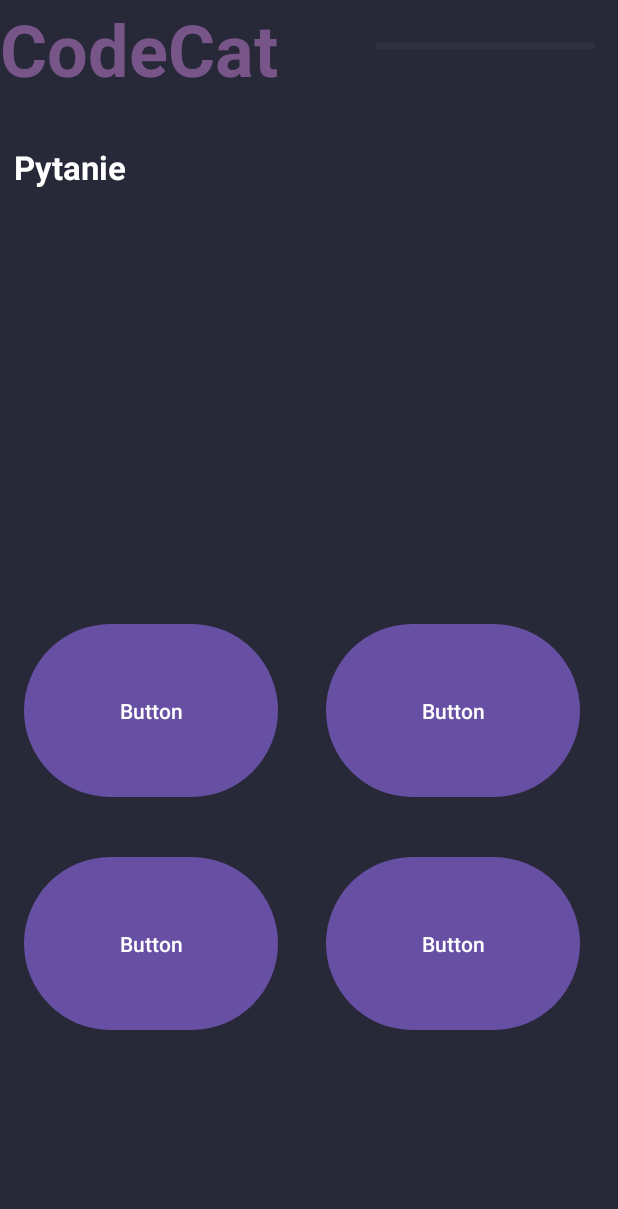
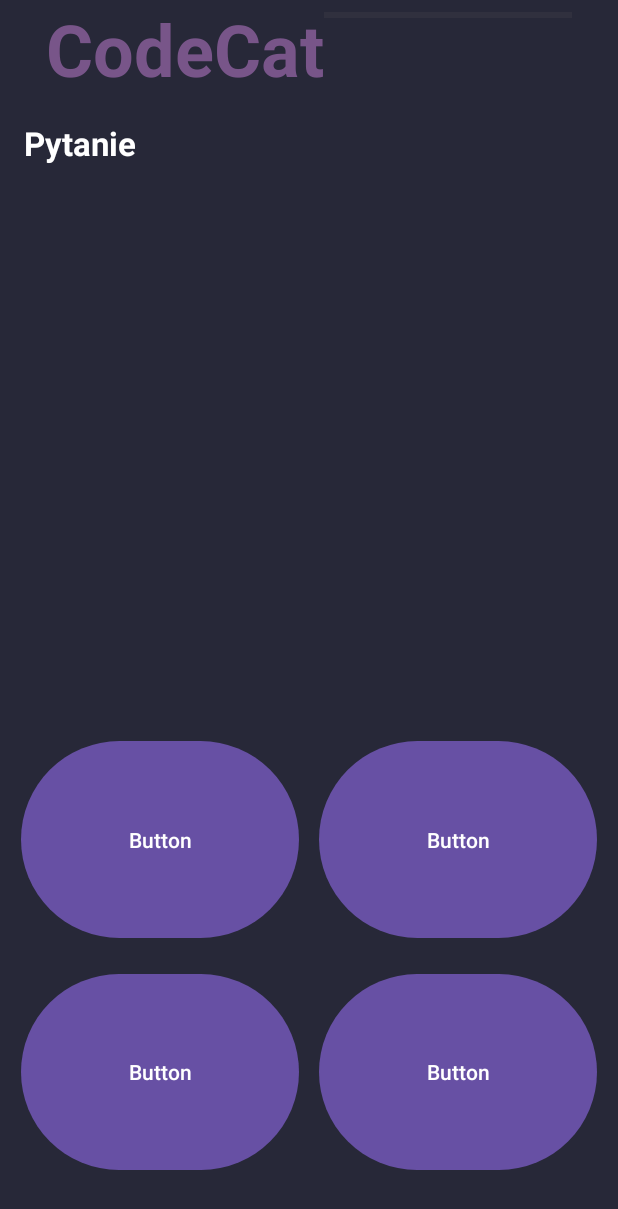
Before and after one commit to Mario776612/ProjektUnKasa, an Android app: the layout activity_main4.xml on its own in the app's theme, with its tools: preview values and no code run, on a phone screen of 412 x 824 dp. Shown: the top 1209 px of the screen. Run offline under Robolectric (Android 15) with nearby library versions, the phone set to English and light mode, and no system bars.

Commit message:
Naprawione rozne rzeczy

```diff
--- a/app/src/main/assets/user_data.json
+++ b/app/src/main/assets/user_data.json
@@ -1 +1 @@
-{"level": 0, "points": 0, "lessons":[false,false,false,false,false,false,false,false,false,false,false,false,false,false,false,false,false,false,false,false,false,false,false,false,false,false,false]}
+{"level": 0, "points": 0, "streak": 0, "lastShown": 0,  "lessons":[false,false,false,false,false,false,false,false,false,false,false,false,false,false,false,false,false,false,false,false,false,false,false,false,false,false,false]}
--- a/app/src/main/java/com/example/myapplication/DailyStrikeActivity.java
+++ b/app/src/main/java/com/example/myapplication/DailyStrikeActivity.java
@@ -21,17 +21,18 @@ public class DailyStrikeActivity extends AppCompatActivity {
 
         Button backToMenu = findViewById(R.id.backToMenuButton);
         int index = getIntent().getIntExtra("lessonIndex", 0);
+        String status = getIntent().getStringExtra("status");
 
         backToMenu.setOnClickListener(v -> {
             Intent intent = new Intent(DailyStrikeActivity.this, MainActivity.class);
             intent.putExtra("finished", index);
+            intent.putExtra("status", status);
             intent.addFlags(Intent.FLAG_ACTIVITY_CLEAR_TOP | Intent.FLAG_ACTIVITY_NEW_TASK);
             startActivity(intent);
             finish();
         });
 
-        DailyStrikeManager manager = new DailyStrikeManager(this);
-        int streak = manager.getStreakCount();
+        int streak = DailyStreakManager.getStreakCount(this);
 
         TextView ile = findViewById(R.id.ile);
         ile.setText(String.format("%s %d", ile.getText(), streak));
--- a/app/src/main/java/com/example/myapplication/UserFragment.java
+++ b/app/src/main/java/com/example/myapplication/UserFragment.java
@@ -47,6 +47,7 @@ public class UserFragment extends Fragment {
         c.close();
 
         JSONManager.init(context, lessonCounter);
+        DailyStreakManager.resetStreak(context);
         Toast.makeText(context, "Zresetowano postęp!", LENGTH_SHORT).show();
     }
 }
--- a/app/src/main/res/layout/activity_main4.xml
+++ b/app/src/main/res/layout/activity_main4.xml
@@ -5,10 +5,8 @@
     android:id="@+id/main"
     android:layout_width="match_parent"
     android:layout_height="match_parent"
-    tools:context=".MainActivity4"
-    tools:layout_editor_absoluteX="3dp"
-    tools:layout_editor_absoluteY="0dp"
-    android:background="#272838">
+    android:background="#272838"
+    tools:context=".MainActivity4">
 
     <TextView
         android:id="@+id/textView2"
@@ -18,82 +16,109 @@
         android:textColor="#785589"
         android:textSize="48sp"
         android:textStyle="bold"
+        app:layout_constraintTop_toTopOf="parent"
         app:layout_constraintStart_toStartOf="parent"
-        app:layout_constraintTop_toTopOf="parent" />
+        app:layout_constraintEnd_toStartOf="@id/progressBar2"
+        app:layout_constraintHorizontal_chainStyle="packed" />
 
     <ProgressBar
         android:id="@+id/progressBar2"
         style="?android:attr/progressBarStyleHorizontal"
-        android:layout_width="146dp"
-        android:layout_height="29dp"
-        android:layout_marginStart="65dp"
-        android:layout_marginTop="16dp"
+        android:layout_width="0dp"
+        android:layout_height="wrap_content"
+        android:minHeight="20dp"
+        android:indeterminate="false"
+        app:layout_constraintWidth_percent="0.4"
+        app:layout_constraintTop_toTopOf="parent"
         app:layout_constraintStart_toEndOf="@+id/textView2"
-        app:layout_constraintTop_toTopOf="parent" />
+        app:layout_constraintEnd_toEndOf="parent"
+        app:layout_constraintBaseline_toBaselineOf="@id/textView2" />
 
     <TextView
         android:id="@+id/textView"
-        android:layout_width="394dp"
-        android:layout_height="179dp"
-        android:layout_marginStart="24dp"
-        android:layout_marginTop="32dp"
-        android:layout_marginEnd="24dp"
+        android:layout_width="0dp"
+        android:layout_height="wrap_content"
         android:text="Pytanie"
-        android:textColor="@color/white"
+        android:textColor="@android:color/white"
         android:textSize="22sp"
         android:textStyle="bold"
+        android:padding="16dp"
+        app:layout_constraintTop_toBottomOf="@id/textView2"
+        app:layout_constraintStart_toStartOf="parent"
         app:layout_constraintEnd_toEndOf="parent"
+        app:layout_constraintBottom_toTopOf="@+id/buttons_group"
+        app:layout_constraintVertical_bias="0" />
+
+    <androidx.constraintlayout.widget.ConstraintLayout
+        android:id="@+id/buttons_group"
+        android:layout_width="0dp"
+        android:layout_height="wrap_content"
+        android:layout_marginBottom="8dp"
+        app:layout_constraintBottom_toTopOf="@+id/answer_popup"
         app:layout_constraintStart_toStartOf="parent"
-        app:layout_constraintTop_toBottomOf="@+id/textView2" />
+        app:layout_constraintEnd_toEndOf="parent">
 
         <Button
             android:id="@+id/button1"
-        android:layout_width="169dp"
-        android:layout_height="123dp"
-        android:layout_marginStart="16dp"
-        android:layout_marginTop="136dp"
+            android:layout_width="0dp"
+            android:layout_height="0dp"
             android:text="Button"
+            app:layout_constraintWidth_percent="0.45"
+            app:layout_constraintDimensionRatio="4:3"
+            app:layout_constraintTop_toTopOf="parent"
             app:layout_constraintStart_toStartOf="parent"
-        app:layout_constraintTop_toBottomOf="@+id/textView" />
+            app:layout_constraintEnd_toStartOf="@+id/button2"
+            app:layout_constraintHorizontal_chainStyle="spread" />
+
+        <Button
+            android:id="@+id/button2"
+            android:layout_width="0dp"
+            android:layout_height="0dp"
+            android:text="Button"
+            app:layout_constraintWidth_percent="0.45"
+            app:layout_constraintDimensionRatio="4:3"
+            app:layout_constraintTop_toTopOf="parent"
+            app:layout_constraintStart_toEndOf="@+id/button1"
+            app:layout_constraintEnd_toEndOf="parent" />
+
+        <Button
+            android:id="@+id/button3"
+            android:layout_width="0dp"
+            android:layout_height="0dp"
+            android:text="Button"
+            android:layout_marginTop="16dp"
+            app:layout_constraintWidth_percent="0.45"
+            app:layout_constraintDimensionRatio="4:3"
+            app:layout_constraintTop_toBottomOf="@id/button1"
+            app:layout_constraintStart_toStartOf="parent"
+            app:layout_constraintEnd_toStartOf="@+id/button4"
+            app:layout_constraintHorizontal_chainStyle="spread" />
 
         <Button
             android:id="@+id/button4"
-        android:layout_width="169dp"
-        android:layout_height="123dp"
-        android:layout_marginStart="32dp"
-        android:layout_marginTop="32dp"
+            android:layout_width="0dp"
+            android:layout_height="0dp"
             android:text="Button"
-        app:layout_constraintStart_toEndOf="@id/button3"
-        app:layout_constraintTop_toBottomOf="@id/button2" />
+            android:layout_marginTop="16dp"
+            app:layout_constraintWidth_percent="0.45"
+            app:layout_constraintDimensionRatio="4:3"
+            app:layout_constraintTop_toBottomOf="@id/button2"
+            app:layout_constraintStart_toEndOf="@+id/button3"
+            app:layout_constraintEnd_toEndOf="parent"
+            app:layout_constraintHorizontal_chainStyle="spread" />
 
-    <Button
-        android:id="@+id/button2"
-        android:layout_width="169dp"
-        android:layout_height="123dp"
-        android:layout_marginStart="32dp"
-        android:layout_marginTop="136dp"
-        android:text="Button"
-        app:layout_constraintStart_toEndOf="@id/button1"
-        app:layout_constraintTop_toBottomOf="@+id/textView" />
-
-    <Button
-        android:id="@+id/button3"
-        android:layout_width="169dp"
-        android:layout_height="123dp"
-        android:layout_marginStart="16dp"
-        android:layout_marginTop="32dp"
-        android:text="Button"
-        app:layout_constraintStart_toStartOf="parent"
-        app:layout_constraintTop_toBottomOf="@id/button1" />
+    </androidx.constraintlayout.widget.ConstraintLayout>
 
     <LinearLayout
         android:id="@+id/answer_popup"
-        android:layout_width="409dp"
-        android:layout_height="120dp"
-        android:layout_marginStart="1dp"
-        android:layout_marginTop="1dp"
+        android:layout_width="0dp"
+        android:layout_height="wrap_content"
         android:orientation="vertical"
+        android:padding="8dp"
+        android:background="#00000000"
+        android:layout_marginBottom="16dp"
+        app:layout_constraintBottom_toBottomOf="parent"
         app:layout_constraintStart_toStartOf="parent"
-        app:layout_constraintTop_toBottomOf="@+id/button4"></LinearLayout>
+        app:layout_constraintEnd_toEndOf="parent" />
 
 </androidx.constraintlayout.widget.ConstraintLayout>
--- a/app/src/main/res/values/colors.xml
+++ b/app/src/main/res/values/colors.xml
@@ -5,5 +5,5 @@
     <color name="red">#FF941540</color>
     <color name="green">#FF007300</color>
     <color name="light_gray">#FFF5F5F5</color>
-    <color name="menu_bg"></color>
+    <color name="gold">#EDC531</color>
 </resources>
--- a/app/src/main/res/values/strings.xml
+++ b/app/src/main/res/values/strings.xml
@@ -1,3 +1,3 @@
 <resources>
-    <string name="app_name">My Application</string>
+    <string name="app_name">CodeCat</string>
 </resources>
```
Also changed, not shown: app/src/main/java/com/example/myapplication/DailyStreakManager.java (added, +51 -0 lines), app/src/main/java/com/example/myapplication/DailyStrikeManager.java (deleted, +0 -49 lines), app/src/main/java/com/example/myapplication/Expandable.java (+9 -1 lines), app/src/main/java/com/example/myapplication/FinishedActivity.java (+10 -3 lines), app/src/main/java/com/example/myapplication/Globals.java (+3 -5 lines), app/src/main/java/com/example/myapplication/JSONManager.java (+22 -2 lines), app/src/main/java/com/example/myapplication/Lesson.java (+19 -10 lines), app/src/main/java/com/example/myapplication/MainFragment.java (+11 -8 lines). Lines whose indentation alone changed are shown as unchanged.
